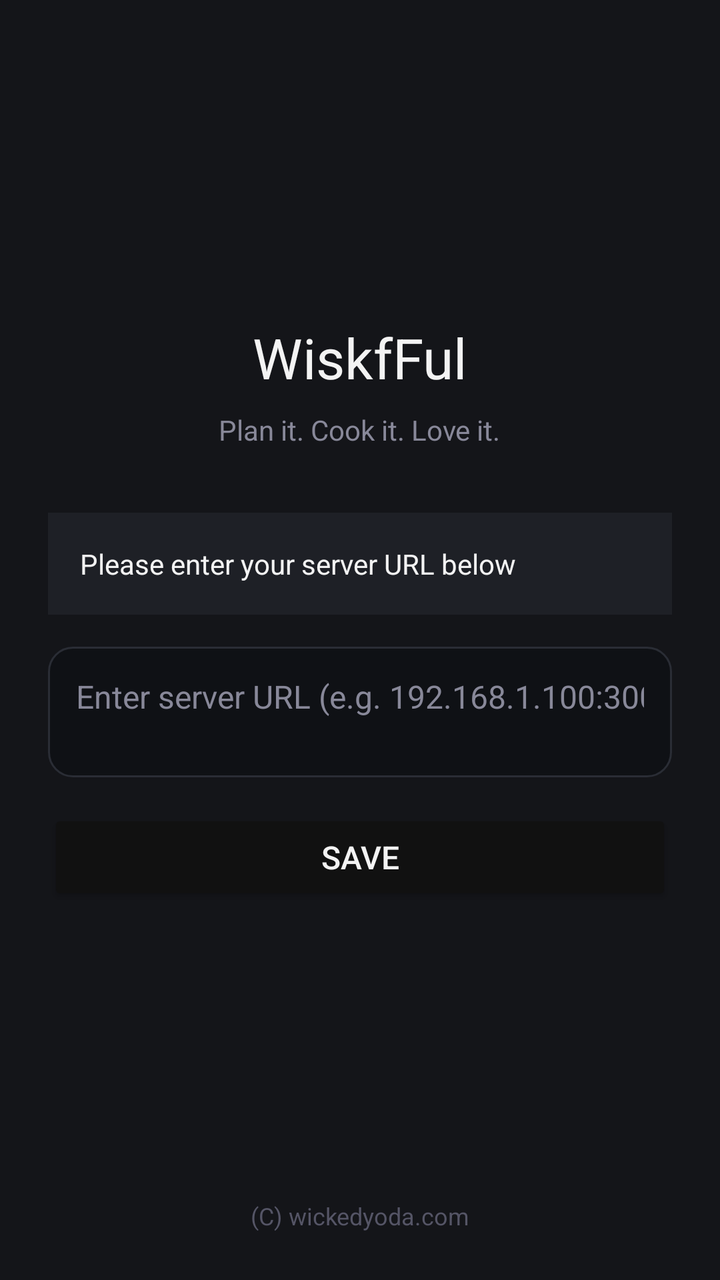
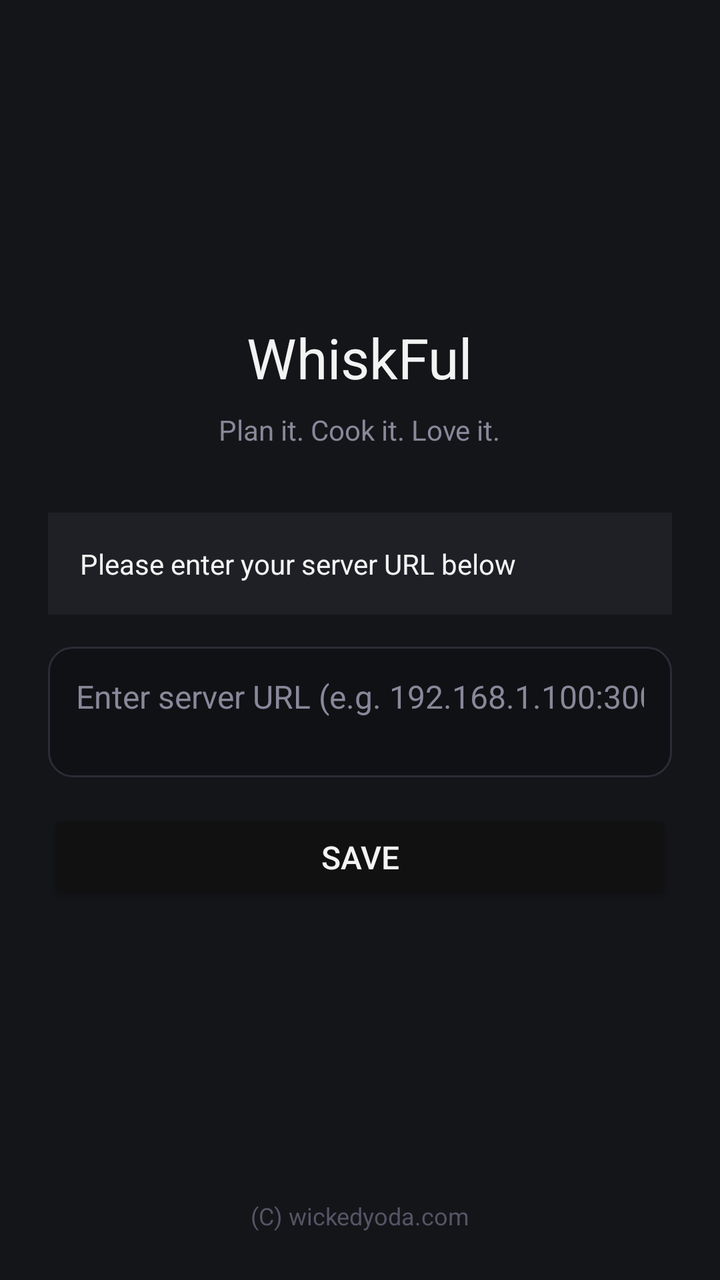

Compare the two renders of this Android layout. The source of the first and the diff that turns it into the second are given below.
<!-- AndroidManifest.xml: application theme Theme.AppCompat.Light.NoActionBar -->
<!-- res/layout/activity_main.xml -->
<?xml version="1.0" encoding="utf-8"?>
<LinearLayout xmlns:android="http://schemas.android.com/apk/res/android"
    android:layout_width="match_parent"
    android:layout_height="match_parent"
    android:background="#141519"
    android:orientation="vertical"
    android:gravity="center"
    android:padding="24dp">

    <ImageView
        android:layout_width="120dp"
        android:layout_height="120dp"
        android:src="@mipmap/ic_launcher"
        android:layout_marginBottom="16dp" />

    <TextView
        android:layout_width="wrap_content"
        android:layout_height="wrap_content"
        android:text="WiskfFul"
        android:textSize="28sp"
        android:textColor="#f3f3f3"
        android:fontFamily="sans-serif"
        android:layout_marginBottom="8dp" />

    <TextView
        android:layout_width="wrap_content"
        android:layout_height="wrap_content"
        android:text="Plan it. Cook it. Love it."
        android:textSize="14sp"
        android:textColor="#888899"
        android:fontFamily="sans-serif"
        android:layout_marginBottom="32dp" />

    <TextView
        android:layout_width="match_parent"
        android:layout_height="wrap_content"
        android:text="Please enter your server URL below"
        android:textSize="14sp"
        android:textColor="#f3f3f3"
        android:fontFamily="sans-serif"
        android:background="#1e2026"
        android:padding="16dp"
        android:layout_marginBottom="16dp" />

    <EditText
        android:id="@+id/urlInput"
        android:layout_width="match_parent"
        android:layout_height="0dp"
        android:layout_weight="0.5"
        android:hint="Enter server URL (e.g. 192.168.1.100:3000)"
        android:textColorHint="#888899"
        android:textColor="#f3f3f3"
        android:background="@drawable/url_input_bg"
        android:padding="14dp"
        android:textSize="16sp"
        android:inputType="textUri"
        android:imeOptions="actionGo"
        android:layout_marginBottom="16dp"
        android:gravity="top|start"
        android:minHeight="0dp" />

    <Button
        android:id="@+id/connectBtn"
        android:layout_width="match_parent"
        android:layout_height="wrap_content"
        android:text="Save"
        android:textColor="#f3f3f3"
        android:textSize="16sp"
        android:backgroundTint="#111111"
        android:layout_marginBottom="16dp" />

    <Space
        android:layout_width="match_parent"
        android:layout_height="0dp"
        android:layout_weight="1" />

    <TextView
        android:layout_width="wrap_content"
        android:layout_height="wrap_content"
        android:text="(C) wickedyoda.com"
        android:textSize="12sp"
        android:textColor="#555566"
        android:fontFamily="sans-serif" />

</LinearLayout>
<!-- resources referenced by this layout -->
<resources>
  <!-- drawable url_input_bg (drawable) -->
  <?xml version="1.0" encoding="utf-8"?>
  <shape xmlns:android="http://schemas.android.com/apk/res/android">
      <solid android:color="#0f1115" />
      <stroke android:width="1dp" android:color="#2a2d35" />
      <corners android:radius="12dp" />
  </shape>
  <!-- mipmap ic_launcher (mipmap-anydpi-v26) -->
  <?xml version="1.0" encoding="utf-8"?>
  <adaptive-icon xmlns:android="http://schemas.android.com/apk/res/android">
      <background android:drawable="@color/ic_launcher_background" />
      <foreground android:drawable="@mipmap/ic_launcher" />
  </adaptive-icon>
  <color name="ic_launcher_background">#FFFFFF</color>
</resources>

<!-- the commit's change to res/layout/activity_main.xml (unified diff, before → after) -->
@@ -16,7 +16,7 @@
     <TextView
         android:layout_width="wrap_content"
         android:layout_height="wrap_content"
-        android:text="WiskfFul"
+        android:text="WhiskFul"
         android:textSize="28sp"
         android:textColor="#f3f3f3"
         android:fontFamily="sans-serif"
